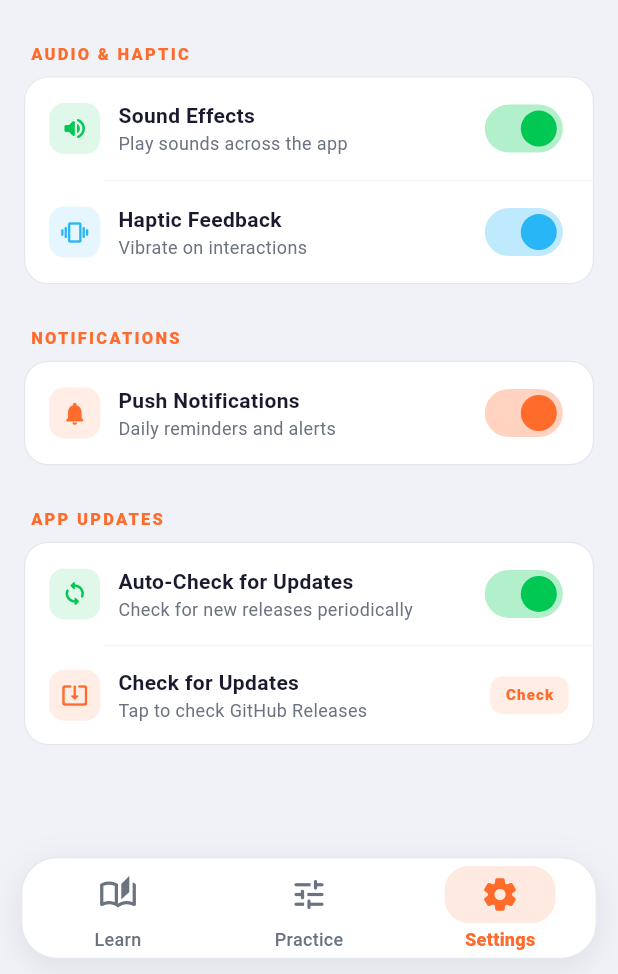
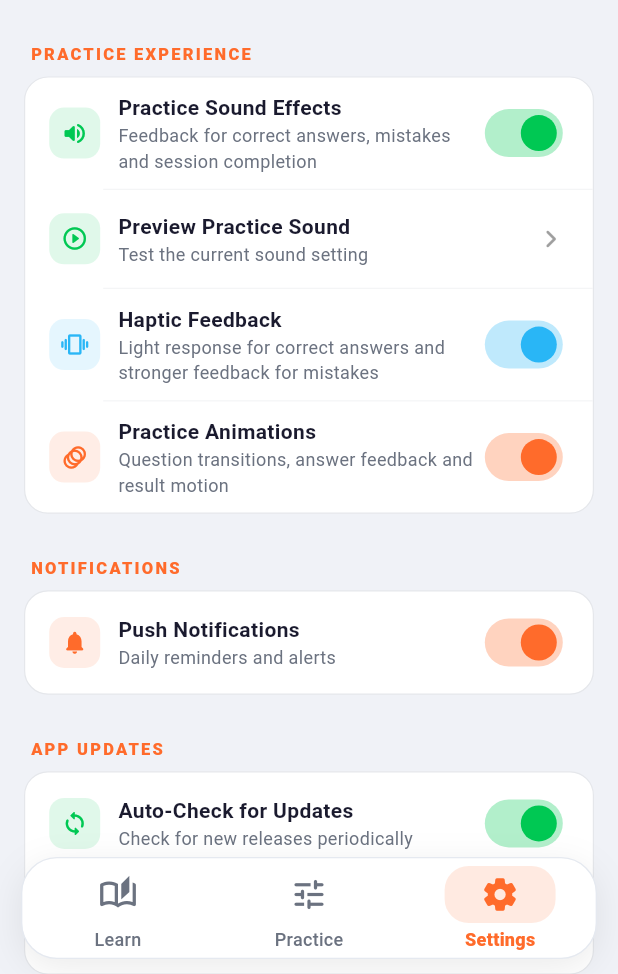
Before and after one commit to Raj-123-N/Speed-Math, a Flutter app: the screen it shows after launch, item 3 of the bottom bar chosen, on a phone screen of 412 x 824 dp, the part 262-1236 px from its top. Run offline on Flutter 3.47's test engine with Material 3 defaults, Android fonts, the phone set to English and light mode, and no system bars; our stand-ins replace audioplayers, go_router, lottie, package_info_plus, shared_preferences; network calls fail.

Commit message:
feat: enhance practice settings feedback controls

```diff
--- a/lib/features/settings/settings_screen.dart
+++ b/lib/features/settings/settings_screen.dart
@@ -8,6 +8,7 @@ import '../../app/theme/app_colors.dart';
 import '../../app/theme/app_typography.dart';
 import '../../app/theme/theme_provider.dart';
 import '../../core/services/app_update_service.dart';
+import '../../core/services/practice_feedback_service.dart';
 import '../../core/widgets/update_dialog.dart';
 
 class SettingsScreen extends StatefulWidget {
@@ -19,18 +20,19 @@ class SettingsScreen extends StatefulWidget {
 
 class _SettingsScreenState extends State<SettingsScreen> {
   final _updateService = AppUpdateService();
+  final _feedback = PracticeFeedbackService.instance;
 
   bool _soundEnabled = true;
   bool _vibrationEnabled = true;
+  bool _animationsEnabled = true;
   bool _notificationsEnabled = true;
-
   bool _autoCheckUpdates = true;
-
   String? _lastCheckStr;
 
   static const _keys = {
     'sound': 'settings_sound',
     'vibration': 'settings_vibration',
+    'animations': 'settings_practice_animations',
     'notifications': 'settings_notifications',
   };
 
@@ -44,24 +46,21 @@ class _SettingsScreenState extends State<SettingsScreen> {
     final prefs = await SharedPreferences.getInstance();
     final autoCheck = await _updateService.isAutoCheckEnabled();
     final lastCheck = await _updateService.getLastCheckTime();
-
     try {
       await PackageInfo.fromPlatform();
     } catch (_) {}
 
-    String? lastCheckFormatted;
-    if (lastCheck != null) {
-      lastCheckFormatted = DateFormat('MMM d, h:mm a').format(lastCheck);
-    }
-
+    final lastCheckFormatted = lastCheck == null ? null : DateFormat('MMM d, h:mm a').format(lastCheck);
     if (!mounted) return;
     setState(() {
       _soundEnabled = prefs.getBool(_keys['sound']!) ?? true;
       _vibrationEnabled = prefs.getBool(_keys['vibration']!) ?? true;
+      _animationsEnabled = prefs.getBool(_keys['animations']!) ?? true;
       _notificationsEnabled = prefs.getBool(_keys['notifications']!) ?? true;
       _autoCheckUpdates = autoCheck;
       _lastCheckStr = lastCheckFormatted;
     });
+    await _feedback.refresh();
   }
 
   Future<void> _checkForUpdatesManually() async {
@@ -70,9 +69,7 @@ class _SettingsScreenState extends State<SettingsScreen> {
       updateService: _updateService,
       onCheckComplete: (lastCheck) {
         if (mounted && lastCheck != null) {
-          setState(() {
-            _lastCheckStr = DateFormat('MMM d, h:mm a').format(lastCheck);
-          });
+          setState(() => _lastCheckStr = DateFormat('MMM d, h:mm a').format(lastCheck));
         }
       },
     );
@@ -81,19 +78,15 @@ class _SettingsScreenState extends State<SettingsScreen> {
   Future<void> _saveBool(String key, bool value) async {
     setState(() {
       switch (key) {
-        case 'sound':
-          _soundEnabled = value;
-          break;
-        case 'vibration':
-          _vibrationEnabled = value;
-          break;
-        case 'notifications':
-          _notificationsEnabled = value;
-          break;
+        case 'sound': _soundEnabled = value; break;
+        case 'vibration': _vibrationEnabled = value; break;
+        case 'animations': _animationsEnabled = value; break;
+        case 'notifications': _notificationsEnabled = value; break;
       }
     });
     final prefs = await SharedPreferences.getInstance();
     await prefs.setBool(_keys[key]!, value);
+    if (key == 'sound' || key == 'vibration' || key == 'animations') await _feedback.refresh();
   }
 
   @override
@@ -107,161 +100,38 @@ class _SettingsScreenState extends State<SettingsScreen> {
       appBar: AppBar(
         backgroundColor: bg,
         elevation: 0,
-        title: Text('Settings',
-            style: AppTypography.appBarTitle.copyWith(color: textPrimary)),
+        title: Text('Settings', style: AppTypography.appBarTitle.copyWith(color: textPrimary)),
       ),
       body: ListView(
         physics: const BouncingScrollPhysics(),
         padding: const EdgeInsets.fromLTRB(16, 8, 16, 40),
         children: [
-          // ── Display ─────────────────────────────────────────────────────
           _SectionHeader(label: 'Display', isDark: isDark),
-
           Consumer<ThemeProvider>(
-            builder: (_, tp, _) => _SettingsCard(
-              isDark: isDark,
-              children: [
-                _ToggleRow(
-                  icon: Icons.dark_mode_rounded,
-                  label: 'Dark Mode',
-                  subtitle: 'Switch between light and dark theme',
-                  value: tp.isDarkMode,
-                  isDark: isDark,
-                  color: AppColors.accent,
-                  onChanged: (_) => tp.toggleTheme(),
-                ),
-              ],
-            ),
+            builder: (_, tp, _) => _SettingsCard(isDark: isDark, children: [
+              _ToggleRow(icon: Icons.dark_mode_rounded, label: 'Dark Mode', subtitle: 'Switch between light and dark theme', value: tp.isDarkMode, isDark: isDark, color: AppColors.accent, onChanged: (_) => tp.toggleTheme()),
+            ]),
           ),
-
-          // ── Audio & Haptic ───────────────────────────────────────────────
-          _SectionHeader(label: 'Audio & Haptic', isDark: isDark),
-
-          _SettingsCard(
-            isDark: isDark,
-            children: [
-              _ToggleRow(
-                icon: Icons.volume_up_rounded,
-                label: 'Sound Effects',
-                subtitle: 'Play sounds across the app',
-                value: _soundEnabled,
-                isDark: isDark,
-                color: AppColors.module3Color,
-                onChanged: (v) => _saveBool('sound', v),
-              ),
-              _Divider(isDark: isDark),
-              _ToggleRow(
-                icon: Icons.vibration_rounded,
-                label: 'Haptic Feedback',
-                subtitle: 'Vibrate on interactions',
-                value: _vibrationEnabled,
-                isDark: isDark,
-                color: AppColors.module2Color,
-                onChanged: (v) => _saveBool('vibration', v),
-              ),
-            ],
-          ),
-
-          // ── Notifications ────────────────────────────────────────────────
+          _SectionHeader(label: 'Practice Experience', isDark: isDark),
+          _SettingsCard(isDark: isDark, children: [
+            _ToggleRow(icon: Icons.volume_up_rounded, label: 'Practice Sound Effects', subtitle: 'Feedback for correct answers, mistakes and session completion', value: _soundEnabled, isDark: isDark, color: AppColors.module3Color, onChanged: (v) => _saveBool('sound', v)),
+            _Divider(isDark: isDark),
+            _ActionRow(icon: Icons.play_circle_outline_rounded, label: 'Preview Practice Sound', subtitle: 'Test the current sound setting', isDark: isDark, color: AppColors.module3Color, onTap: _feedback.previewSound),
+            _Divider(isDark: isDark),
+            _ToggleRow(icon: Icons.vibration_rounded, label: 'Haptic Feedback', subtitle: 'Light response for correct answers and stronger feedback for mistakes', value: _vibrationEnabled, isDark: isDark, color: AppColors.module2Color, onChanged: (v) => _saveBool('vibration', v)),
+            _Divider(isDark: isDark),
+            _ToggleRow(icon: Icons.animation_rounded, label: 'Practice Animations', subtitle: 'Question transitions, answer feedback and result motion', value: _animationsEnabled, isDark: isDark, color: AppColors.primary, onChanged: (v) => _saveBool('animations', v)),
+          ]),
           _SectionHeader(label: 'Notifications', isDark: isDark),
-
-          _SettingsCard(
-            isDark: isDark,
-            children: [
-              _ToggleRow(
-                icon: Icons.notifications_rounded,
-                label: 'Push Notifications',
-                subtitle: 'Daily reminders and alerts',
-                value: _notificationsEnabled,
-                isDark: isDark,
-                color: AppColors.module1Color,
-                onChanged: (v) => _saveBool('notifications', v),
-              ),
-            ],
-          ),
-
-          // ── App Updates ──────────────────────────────────────────────────
+          _SettingsCard(isDark: isDark, children: [
+            _ToggleRow(icon: Icons.notifications_rounded, label: 'Push Notifications', subtitle: 'Daily reminders and alerts', value: _notificationsEnabled, isDark: isDark, color: AppColors.module1Color, onChanged: (v) => _saveBool('notifications', v)),
+          ]),
           _SectionHeader(label: 'App Updates', isDark: isDark),
-
-          _SettingsCard(
-            isDark: isDark,
-            children: [
-              _ToggleRow(
-                icon: Icons.sync_rounded,
-                label: 'Auto-Check for Updates',
-                subtitle: 'Check for new releases periodically',
-                value: _autoCheckUpdates,
-                isDark: isDark,
-                color: AppColors.module3Color,
-                onChanged: (v) async {
-                  setState(() => _autoCheckUpdates = v);
-                  await _updateService.setAutoCheckEnabled(v);
-                },
-              ),
-              _Divider(isDark: isDark),
-              InkWell(
-                onTap: _checkForUpdatesManually,
-                borderRadius: BorderRadius.circular(16),
-                child: Padding(
-                  padding: const EdgeInsets.symmetric(horizontal: 16, vertical: 14),
-                  child: Row(
-                    children: [
-                      Container(
-                        padding: const EdgeInsets.all(8),
-                        decoration: BoxDecoration(
-                          color: AppColors.primary.withValues(alpha: 0.12),
-                          borderRadius: BorderRadius.circular(10),
-                        ),
-                        child: const Icon(
-                          Icons.system_update_alt_rounded,
-                          size: 18,
-                          color: AppColors.primary,
-                        ),
-                      ),
-                      const SizedBox(width: 12),
-                      Expanded(
-                        child: Column(
-                          crossAxisAlignment: CrossAxisAlignment.start,
-                          children: [
-                            Text(
-                              'Check for Updates',
-                              style: AppTypography.titleMedium.copyWith(
-                                color: isDark ? AppColors.textPrimaryDark : AppColors.textPrimaryLight,
-                                fontWeight: FontWeight.w600,
-                              ),
-                            ),
-                            Text(
-                              _lastCheckStr != null
-                                  ? 'Last checked: $_lastCheckStr'
-                                  : 'Tap to check GitHub Releases',
-                              style: AppTypography.bodySmall.copyWith(
-                                color: isDark ? AppColors.textSecondaryDark : AppColors.textSecondaryLight,
-                              ),
-                            ),
-                          ],
-                        ),
-                      ),
-                      Container(
-                        padding: const EdgeInsets.symmetric(horizontal: 10, vertical: 5),
-                        decoration: BoxDecoration(
-                          color: AppColors.primary.withValues(alpha: 0.12),
-                          borderRadius: BorderRadius.circular(8),
-                        ),
-                        child: Text(
-                          'Check',
-                          style: AppTypography.tagText.copyWith(
-                            color: AppColors.primary,
-                            fontWeight: FontWeight.w800,
-                          ),
-                        ),
-                      ),
-                    ],
-                  ),
-                ),
-              ),
-            ],
-          ),
-
+          _SettingsCard(isDark: isDark, children: [
+            _ToggleRow(icon: Icons.sync_rounded, label: 'Auto-Check for Updates', subtitle: 'Check for new releases periodically', value: _autoCheckUpdates, isDark: isDark, color: AppColors.module3Color, onChanged: (v) async { setState(() => _autoCheckUpdates = v); await _updateService.setAutoCheckEnabled(v); }),
+            _Divider(isDark: isDark),
+            _ActionRow(icon: Icons.system_update_alt_rounded, label: 'Check for Updates', subtitle: _lastCheckStr != null ? 'Last checked: $_lastCheckStr' : 'Tap to check GitHub Releases', isDark: isDark, color: AppColors.primary, onTap: _checkForUpdatesManually, trailing: 'Check'),
+          ]),
           const SizedBox(height: 16),
         ],
       ),
@@ -269,120 +139,49 @@ class _SettingsScreenState extends State<SettingsScreen> {
   }
 }
 
-// ─────────────────────────────────────────────────────────────────────────────
-// Components
-// ─────────────────────────────────────────────────────────────────────────────
-
 class _SectionHeader extends StatelessWidget {
   const _SectionHeader({required this.label, required this.isDark});
   final String label;
   final bool isDark;
-
   @override
-  Widget build(BuildContext context) {
-    return Padding(
-      padding: const EdgeInsets.fromLTRB(4, 20, 4, 8),
-      child: Text(label.toUpperCase(),
-          style: AppTypography.sectionHeader.copyWith(
-            color: AppColors.primary,
-            letterSpacing: 1.5,
-          )),
-    );
-  }
+  Widget build(BuildContext context) => Padding(padding: const EdgeInsets.fromLTRB(4, 20, 4, 8), child: Text(label.toUpperCase(), style: AppTypography.sectionHeader.copyWith(color: AppColors.primary, letterSpacing: 1.5)));
 }
 
 class _SettingsCard extends StatelessWidget {
   const _SettingsCard({required this.isDark, required this.children});
   final bool isDark;
   final List<Widget> children;
-
   @override
-  Widget build(BuildContext context) {
-    return Container(
-      margin: const EdgeInsets.only(bottom: 10),
-      decoration: BoxDecoration(
-        color: isDark ? AppColors.cardDark : Colors.white,
-        borderRadius: BorderRadius.circular(16),
-        border: Border.all(
-          color: isDark ? AppColors.borderDark : AppColors.borderLight,
-          width: 0.8,
-        ),
-      ),
-      child: Column(children: children),
-    );
-  }
+  Widget build(BuildContext context) => Container(margin: const EdgeInsets.only(bottom: 10), decoration: BoxDecoration(color: isDark ? AppColors.cardDark : Colors.white, borderRadius: BorderRadius.circular(16), border: Border.all(color: isDark ? AppColors.borderDark : AppColors.borderLight, width: .8)), child: Column(children: children));
 }
 
 class _ToggleRow extends StatelessWidget {
-  const _ToggleRow({
-    required this.icon,
-    required this.label,
-    required this.value,
-    required this.isDark,
-    required this.color,
-    required this.onChanged,
-    this.subtitle,
-  });
+  const _ToggleRow({required this.icon, required this.label, required this.value, required this.isDark, required this.color, required this.onChanged, this.subtitle});
+  final IconData icon; final String label; final bool value; final bool isDark; final Color color; final ValueChanged<bool> onChanged; final String? subtitle;
+  @override
+  Widget build(BuildContext context) => Padding(padding: const EdgeInsets.symmetric(horizontal: 16, vertical: 10), child: Row(children: [
+    Container(padding: const EdgeInsets.all(8), decoration: BoxDecoration(color: color.withValues(alpha: .12), borderRadius: BorderRadius.circular(10)), child: Icon(icon, size: 18, color: color)),
+    const SizedBox(width: 12),
+    Expanded(child: Column(crossAxisAlignment: CrossAxisAlignment.start, children: [Text(label, style: AppTypography.titleMedium.copyWith(color: isDark ? AppColors.textPrimaryDark : AppColors.textPrimaryLight, fontWeight: FontWeight.w600)), if (subtitle != null) Text(subtitle!, style: AppTypography.bodySmall.copyWith(color: isDark ? AppColors.textSecondaryDark : AppColors.textSecondaryLight))])),
+    Switch(value: value, activeThumbColor: color, activeTrackColor: color.withValues(alpha: .3), onChanged: onChanged),
+  ]));
+}
 
-  final IconData icon;
-  final String label;
-  final bool value;
-  final bool isDark;
-  final Color color;
-  final ValueChanged<bool> onChanged;
-  final String? subtitle;
-
+class _ActionRow extends StatelessWidget {
+  const _ActionRow({required this.icon, required this.label, required this.subtitle, required this.isDark, required this.color, required this.onTap, this.trailing});
+  final IconData icon; final String label; final String subtitle; final bool isDark; final Color color; final VoidCallback onTap; final String? trailing;
   @override
-  Widget build(BuildContext context) {
-    return Padding(
-      padding: const EdgeInsets.symmetric(horizontal: 16, vertical: 10),
-      child: Row(
-        children: [
-          Container(
-            padding: const EdgeInsets.all(8),
-            decoration: BoxDecoration(
-              color: color.withValues(alpha: 0.12),
-              borderRadius: BorderRadius.circular(10),
-            ),
-            child: Icon(icon, size: 18, color: color),
-          ),
-          const SizedBox(width: 12),
-          Expanded(
-            child: Column(
-              crossAxisAlignment: CrossAxisAlignment.start,
-              children: [
-                Text(label,
-                    style: AppTypography.titleMedium.copyWith(
-                      color: isDark ? AppColors.textPrimaryDark : AppColors.textPrimaryLight,
-                      fontWeight: FontWeight.w600,
-                    )),
-                if (subtitle != null)
-                  Text(subtitle!,
-                      style: AppTypography.bodySmall.copyWith(
-                        color: isDark ? AppColors.textSecondaryDark : AppColors.textSecondaryLight,
-                      )),
-              ],
-            ),
-          ),
-          Switch(
-            value: value,
-            activeThumbColor: color,
-            activeTrackColor: color.withValues(alpha: 0.3),
-            onChanged: onChanged,
-          ),
-        ],
-      ),
-    );
-  }
+  Widget build(BuildContext context) => InkWell(borderRadius: BorderRadius.circular(14), onTap: onTap, child: Padding(padding: const EdgeInsets.symmetric(horizontal: 16, vertical: 14), child: Row(children: [
+    Container(padding: const EdgeInsets.all(8), decoration: BoxDecoration(color: color.withValues(alpha: .12), borderRadius: BorderRadius.circular(10)), child: Icon(icon, size: 18, color: color)),
+    const SizedBox(width: 12),
+    Expanded(child: Column(crossAxisAlignment: CrossAxisAlignment.start, children: [Text(label, style: AppTypography.titleMedium.copyWith(color: isDark ? AppColors.textPrimaryDark : AppColors.textPrimaryLight, fontWeight: FontWeight.w600)), Text(subtitle, style: AppTypography.bodySmall.copyWith(color: isDark ? AppColors.textSecondaryDark : AppColors.textSecondaryLight))])),
+    if (trailing != null) Container(padding: const EdgeInsets.symmetric(horizontal: 10, vertical: 5), decoration: BoxDecoration(color: color.withValues(alpha: .12), borderRadius: BorderRadius.circular(8)), child: Text(trailing!, style: AppTypography.tagText.copyWith(color: color, fontWeight: FontWeight.w800))) else Icon(Icons.chevron_right_rounded, color: isDark ? Colors.white38 : Colors.black38),
+  ]));
 }
 
 class _Divider extends StatelessWidget {
   const _Divider({required this.isDark});
   final bool isDark;
-
   @override
-  Widget build(BuildContext context) => Divider(
-      height: 1,
-      indent: 52,
-      color: isDark ? AppColors.dividerDark : AppColors.dividerLight);
+  Widget build(BuildContext context) => Divider(height: 1, indent: 52, color: isDark ? AppColors.dividerDark : AppColors.dividerLight);
 }
```
